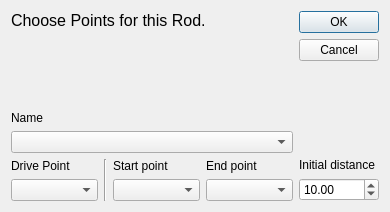
The window that core/simulate/edit_rod.ui (KmolYuan/Pyslvs-UI) describes before a commit, drawn with Qt 5.
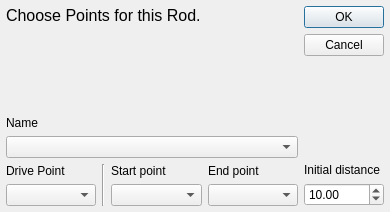
The same window after the commit. Icons and pictures are not drawn.

```diff
--- a/core/simulate/edit_rod.ui
+++ b/core/simulate/edit_rod.ui
@@ -36,6 +36,18 @@
    <bool>true</bool>
   </property>
   <layout class="QHBoxLayout" name="horizontalLayout_2">
+   <property name="leftMargin">
+    <number>6</number>
+   </property>
+   <property name="topMargin">
+    <number>6</number>
+   </property>
+   <property name="rightMargin">
+    <number>6</number>
+   </property>
+   <property name="bottomMargin">
+    <number>6</number>
+   </property>
    <item>
     <layout class="QVBoxLayout" name="verticalLayout">
      <item>
```
